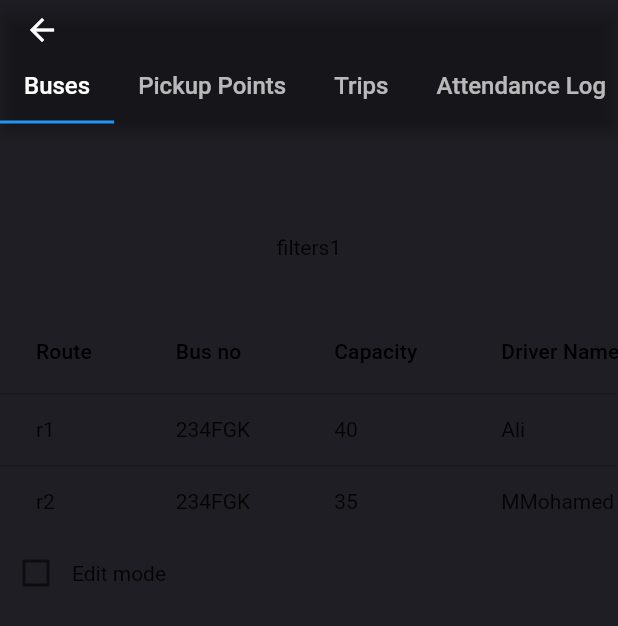
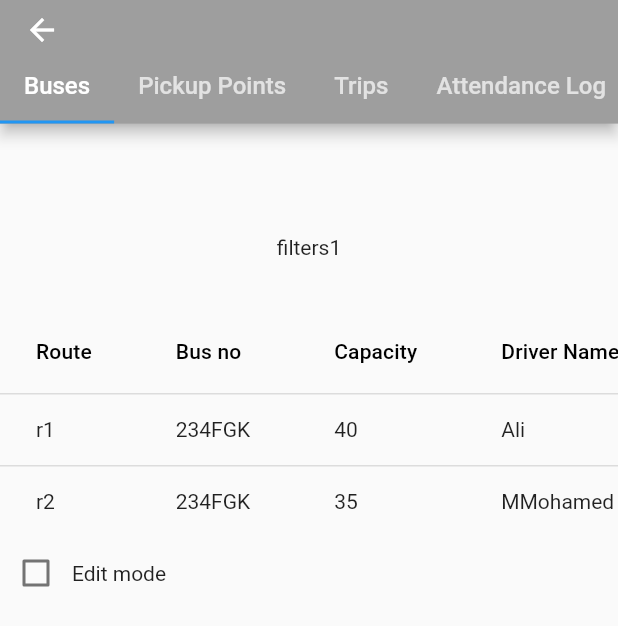
Before and after one commit to Touka-Mohamed/Transportation-System-Flutter-App, a Flutter app: the RoutesView screen opened directly, on a phone screen of 412 x 824 dp. Shown: the top 626 px of the screen. Run offline on Flutter 3.47's test engine with Material 2 defaults, Android fonts, the light colour scheme and no system bars; our stand-ins replace flutter_datetime_picker, scrollable_positioned_list, sqflite, sqflite_common_ffi; missing offline and left inert: flutter_arc_text; accounts and stored records are empty.

Commit message:
Windows Support bro.

```diff
--- a/lib/data/test_data_inserter.dart
+++ b/lib/data/test_data_inserter.dart
@@ -83,6 +83,15 @@ class UserData extends Data
       ..userName = 'driver2'
       ..password = '12340'
       ..privilege = 3,
+
+    UserData()
+      ..nationalID = 2
+      ..mobileNo = 012
+      ..name = 'Administrator'
+      ..age = 42
+      ..userName = 'admin'
+      ..password = 'admin'
+      ..privilege = 1,
 
   ];
 
--- a/lib/homepage.dart
+++ b/lib/homepage.dart
@@ -1,4 +1,3 @@
-// import 'dart:html';
 import 'package:flutter/material.dart';
 import 'content_view.dart';
 import 'views/inbox_view.dart';
@@ -6,11 +5,8 @@ import 'views/login_view.dart';
 import 'views/maintenance_view.dart';
 import 'views/passengers_view.dart';
 import 'views/payment_view.dart';
-
 import 'views/routes_view.dart';
 import 'widgets/custom_tab.dart';
-
-import 'package:scrollable_positioned_list/scrollable_positioned_list.dart';
 
 class AdminHomePage extends StatefulWidget {
   const AdminHomePage({Key? key}) : super(key: key);
@@ -103,7 +99,6 @@ class _AdminHomePageState extends State<AdminHomePage>
         SizedBox(
           height: screenHeight * 0.05,
           width: screenWidth,
-          //color: Color(0xff1e1e24),
         ),
       ],
     );
--- a/lib/views/inbox_view.dart
+++ b/lib/views/inbox_view.dart
@@ -23,7 +23,6 @@ class _InboxViewState extends State<InboxView> {
   Widget desktopView() {
     return Stack(children: [
       Scaffold(
-        backgroundColor: Colors.transparent,
         body: Center(
           child: Column(
             children: <Widget>[
--- a/lib/views/login_view.dart
+++ b/lib/views/login_view.dart
@@ -22,7 +22,6 @@ class _LoginViewState extends State<LoginView> {
   Widget desktopView() {
     return Stack(children: [
       Scaffold(
-        backgroundColor: Colors.transparent,
         body: Center(
           child: Column(
             children: <Widget>[
@@ -31,7 +30,7 @@ class _LoginViewState extends State<LoginView> {
               ),
               Container(
                 height: screenHeight * 0.1,
-                child: Center(child: Text('filters4')),
+                child: const Center(child: Text('filters4')),
               ),
               buildDatatable(),
             ],
--- a/lib/views/maintenance_view.dart
+++ b/lib/views/maintenance_view.dart
@@ -22,7 +22,6 @@ class _MaintenanceViewState extends State<MaintenanceView> {
   Widget desktopView() {
     return Stack(children: [
       Scaffold(
-        backgroundColor: Colors.transparent,
         body: Center(
           child: Column(
             children: <Widget>[
--- a/lib/views/passengers_view.dart
+++ b/lib/views/passengers_view.dart
@@ -39,7 +39,6 @@ class _PassengersViewState extends State<PassengersView> {
   Widget desktopView() {
     return Stack(children: [
       Scaffold(
-        backgroundColor: Colors.transparent,
         body: Center(
           child: Column(
             children: <Widget>[
--- a/lib/views/payment_view.dart
+++ b/lib/views/payment_view.dart
@@ -46,7 +46,6 @@ class _PaymentViewState extends State<PaymentView> {
   Widget desktopView() {
     return Stack(children: [
       Scaffold(
-        backgroundColor: Colors.transparent,
         body:
       Center(
         child: Column(
--- a/lib/views/routes_view.dart
+++ b/lib/views/routes_view.dart
@@ -43,10 +43,9 @@ class _RoutesViewState extends State<RoutesView>
               bottom: TabBar(
                   isScrollable: true,
                   tabs: subcontentViews.map((e) => e.tab).toList()),
-              backgroundColor: Colors.transparent,
+              backgroundColor: Colors.grey,
             ),
           ),
-          backgroundColor: const Color(0xff1e1e24),
           key: scaffoldKey,
           //endDrawer: drawer(),
           body: Padding(
@@ -60,7 +59,6 @@ class _RoutesViewState extends State<RoutesView>
   Widget desktopView() {
     return Stack(children: [
       Scaffold(
-        backgroundColor: Colors.transparent,
         body: Center(
           child: Column(
             children: <Widget>[
```
Also changed, not shown: lib/sql_db.dart (+5 -5 lines).
